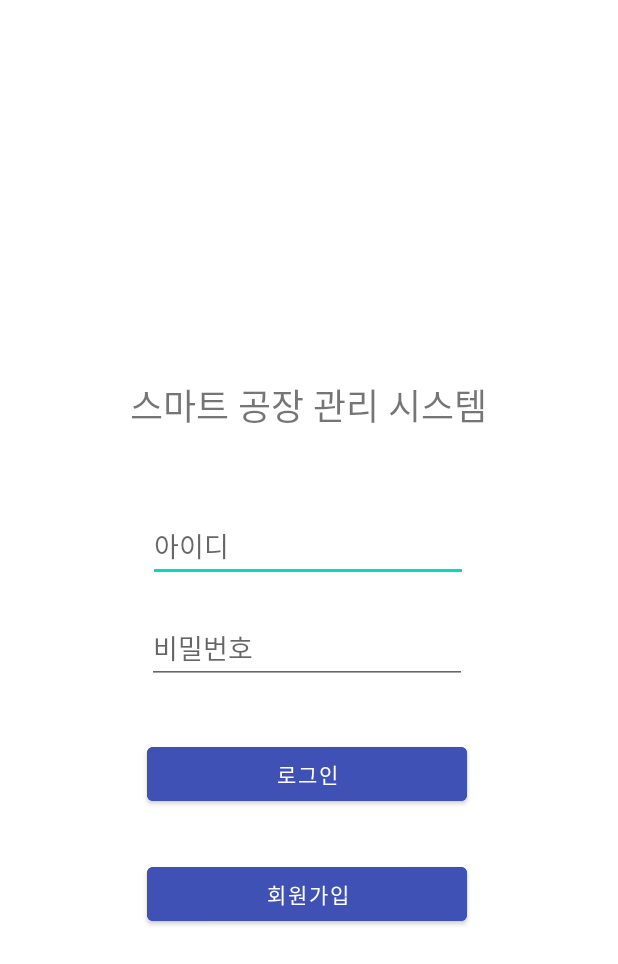
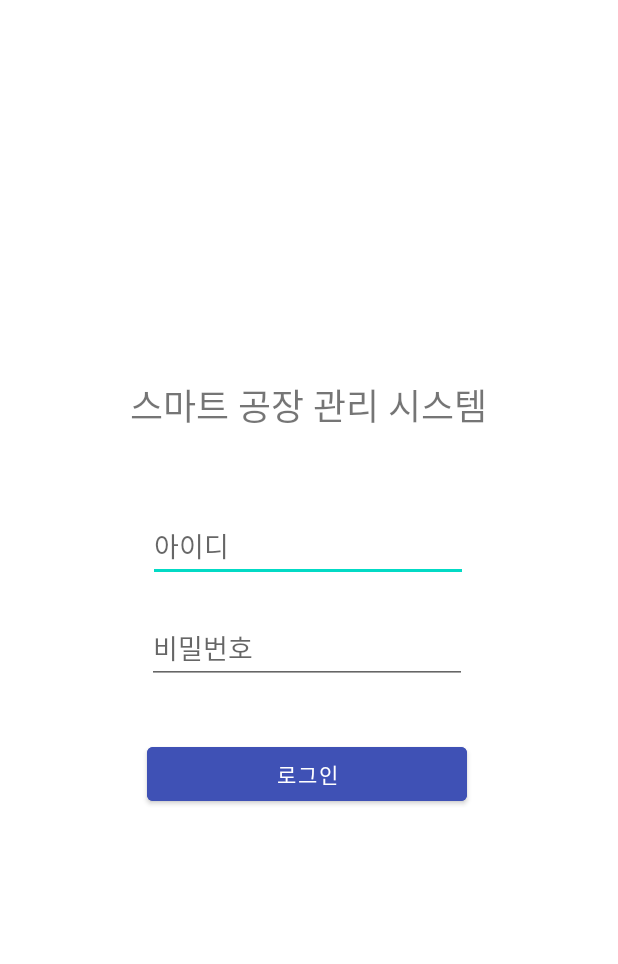
Before and after one commit to YeejaeWan/SmartFactory, an Android app: the screen it shows after launch (LoginActivity), on a phone screen of 412 x 824 dp. Shown: the top 964 px of the screen. Run offline under Robolectric (Android 15) with nearby library versions, the phone set to English and light mode, and no system bars.

```diff
--- a/app/src/main/AndroidManifest.xml
+++ b/app/src/main/AndroidManifest.xml
@@ -35,9 +35,6 @@
         </service>
 
         <activity
-            android:name=".Activity.RegisterActivity"
-            android:exported="false" />
-        <activity
             android:name=".Activity.LoginActivity"
             android:exported="true">
             <intent-filter>
--- a/app/src/main/java/com/example/smartfactory/Activity/LoginActivity.java
+++ b/app/src/main/java/com/example/smartfactory/Activity/LoginActivity.java
@@ -34,7 +34,6 @@ public class LoginActivity extends AppCompatActivity {
         super.onCreate(savedInstanceState);
         setContentView(R.layout.activity_login);
         Button LoginButton = findViewById(R.id.btn_login);
-        Button RegisterButton = findViewById(R.id.btn_register);
         EditText editTextID=findViewById(R.id.et_id);
         EditText editTextPw=findViewById(R.id.et_pass);
         LoginButton.setOnClickListener(new View.OnClickListener() {
@@ -72,14 +71,6 @@ public class LoginActivity extends AppCompatActivity {
             }
         });
 
-        RegisterButton.setOnClickListener(new View.OnClickListener() {
-
-            @Override
-            public void onClick(View view) {
-                Intent intent = new Intent(getApplicationContext(), RegisterActivity.class);
-                startActivity(intent);
-            }
-        });
 
     }
 }
--- a/app/src/main/res/layout/activity_login.xml
+++ b/app/src/main/res/layout/activity_login.xml
@@ -62,19 +62,5 @@
         app:layout_constraintStart_toStartOf="@+id/et_pass"
         app:layout_constraintTop_toBottomOf="@+id/et_pass" />
 
-    <Button
-        android:id="@+id/btn_register"
-        android:layout_width="0dp"
-        android:layout_height="wrap_content"
-        android:layout_marginTop="32dp"
-        android:backgroundTint="#3F51B5"
-        android:text="회원가입"
-        app:layout_constraintBottom_toBottomOf="parent"
-        app:layout_constraintEnd_toEndOf="@+id/btn_login"
-        app:layout_constraintHorizontal_bias="1.0"
-        app:layout_constraintStart_toStartOf="@+id/btn_login"
-        app:layout_constraintTop_toBottomOf="@+id/btn_login"
-        app:layout_constraintVertical_bias="0.0" />
-
 
 </androidx.constraintlayout.widget.ConstraintLayout>
```
Also changed, not shown: app/src/main/java/com/example/smartfactory/Activity/RegisterActivity.java (deleted, +0 -18 lines), app/src/main/java/com/example/smartfactory/network/GetMyrelation.java (+4 -4 lines).
